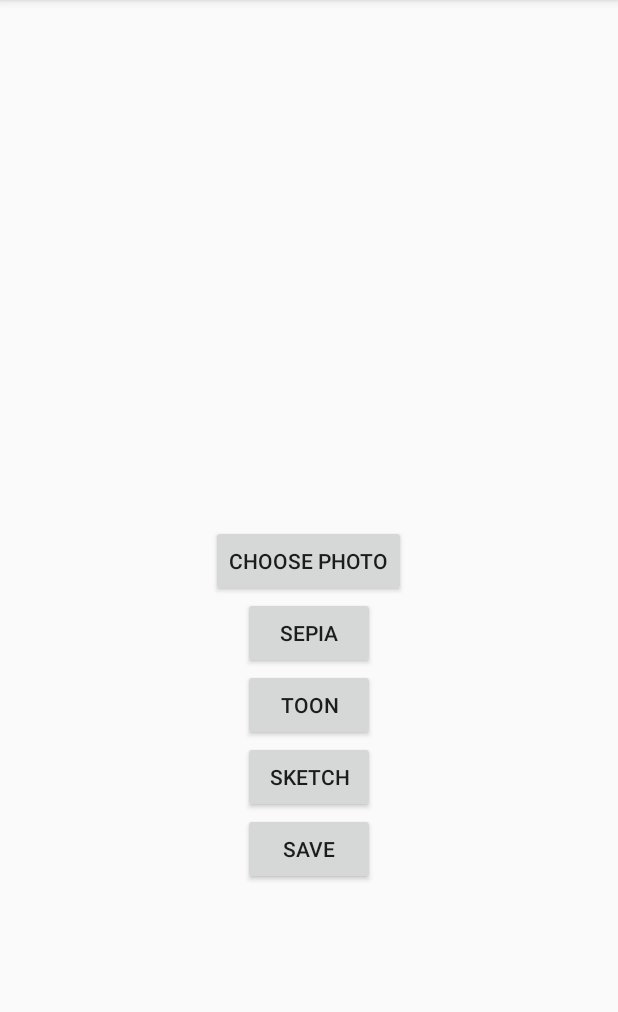
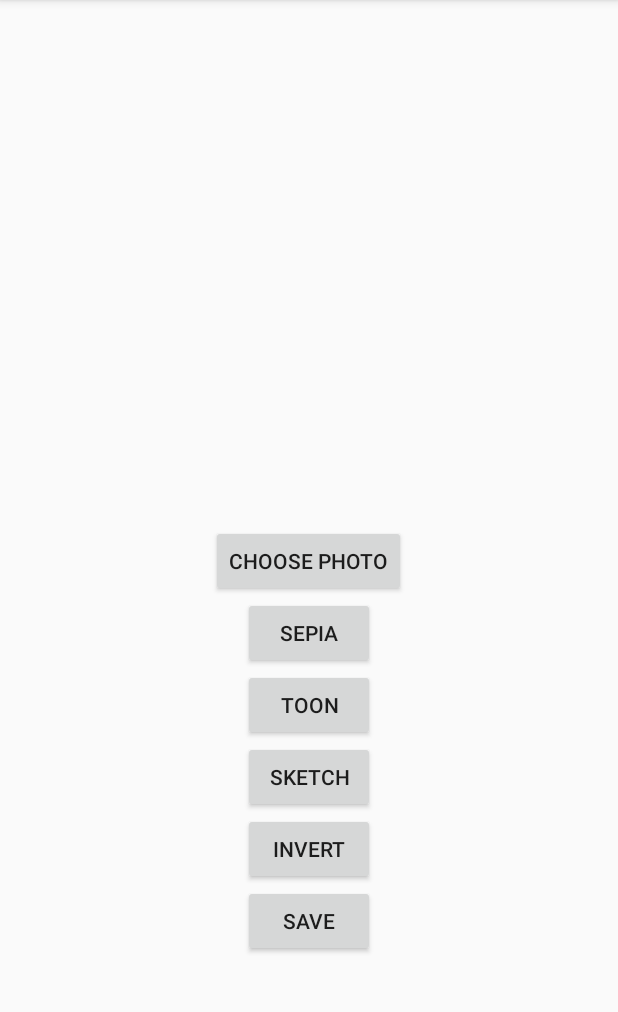
Before and after one commit to meysamhadigheh/Fiftygram, an Android app: the screen it shows after launch (MainActivity), after a tap on "SKETCH", on a phone screen of 412 x 824 dp, the part 84-1096 px from its top. Run offline under Robolectric (Android 15) with nearby library versions, the phone set to English and light mode, and no system bars; libraries missing offline, so code that uses them is left out: jp.wasabeef.glide; 1 statement that could not run was skipped.

Commit message:
add invert filter

```diff
--- a/app/src/main/java/edu/harvard/cs50/fiftygram/MainActivity.java
+++ b/app/src/main/java/edu/harvard/cs50/fiftygram/MainActivity.java
@@ -32,6 +32,7 @@ import java.io.IOException;
 import java.text.SimpleDateFormat;
 import java.util.Date;
 
+import jp.wasabeef.glide.transformations.gpu.InvertFilterTransformation;
 import jp.wasabeef.glide.transformations.gpu.SepiaFilterTransformation;
 import jp.wasabeef.glide.transformations.gpu.SketchFilterTransformation;
 import jp.wasabeef.glide.transformations.gpu.ToonFilterTransformation;
@@ -100,6 +101,9 @@ public class MainActivity extends AppCompatActivity implements ActivityCompat.On
     public void applySketch(View view) {
         apply(new SketchFilterTransformation());
     }
+    public void applyInvert(View view){
+        apply(new InvertFilterTransformation());
+    }
 
     public void choosePhoto(View view) {
         Intent intent = new Intent(Intent.ACTION_OPEN_DOCUMENT);
--- a/app/src/main/res/layout/activity_main.xml
+++ b/app/src/main/res/layout/activity_main.xml
@@ -34,6 +34,11 @@
     <Button
         android:layout_width="wrap_content"
         android:layout_height="wrap_content"
+        android:text="Invert"
+        android:onClick="applyInvert" />
+    <Button
+        android:layout_width="wrap_content"
+        android:layout_height="wrap_content"
         android:text="SAVE"
         android:onClick="applySave" />
   </LinearLayout>
```
